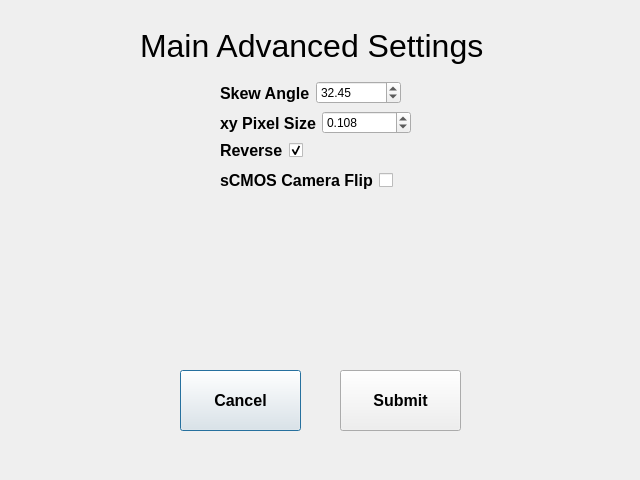
abcucberkeley/PetaKit5D-GUI, file mainadvanced.ui: the form before one commit.
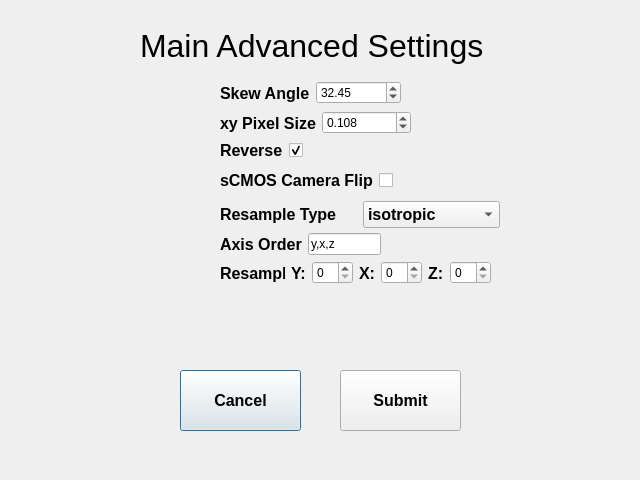
The form after the commit.

Commit message: added dzFromEncoder option, WIP: move resample to main advanced

Diff of the .ui file:
```diff
--- a/mainadvanced.ui
+++ b/mainadvanced.ui
@@ -233,6 +233,172 @@
     </item>
    </layout>
   </widget>
+  <widget class="QWidget" name="layoutWidget">
+   <property name="geometry">
+    <rect>
+     <x>220</x>
+     <y>200</y>
+     <width>280</width>
+     <height>29</height>
+    </rect>
+   </property>
+   <layout class="QHBoxLayout" name="horizontalLayout_6">
+    <item>
+     <widget class="QLabel" name="resampleTypeLabel">
+      <property name="font">
+       <font>
+        <pointsize>12</pointsize>
+        <weight>75</weight>
+        <bold>true</bold>
+       </font>
+      </property>
+      <property name="text">
+       <string>Resample Type</string>
+      </property>
+     </widget>
+    </item>
+    <item>
+     <widget class="QComboBox" name="resampleTypeComboBox">
+      <property name="font">
+       <font>
+        <pointsize>12</pointsize>
+        <weight>75</weight>
+        <bold>true</bold>
+       </font>
+      </property>
+      <property name="editable">
+       <bool>false</bool>
+      </property>
+      <property name="currentText">
+       <string>isotropic</string>
+      </property>
+      <item>
+       <property name="text">
+        <string>isotropic</string>
+       </property>
+      </item>
+      <item>
+       <property name="text">
+        <string>xy_isotropic</string>
+       </property>
+      </item>
+     </widget>
+    </item>
+   </layout>
+  </widget>
+  <widget class="QWidget" name="layoutWidget_6">
+   <property name="geometry">
+    <rect>
+     <x>220</x>
+     <y>260</y>
+     <width>271</width>
+     <height>26</height>
+    </rect>
+   </property>
+   <layout class="QHBoxLayout" name="horizontalLayout_9">
+    <item>
+     <widget class="QLabel" name="resampleLabel">
+      <property name="font">
+       <font>
+        <pointsize>12</pointsize>
+        <weight>75</weight>
+        <bold>true</bold>
+       </font>
+      </property>
+      <property name="text">
+       <string>Resample</string>
+      </property>
+     </widget>
+    </item>
+    <item>
+     <widget class="QLabel" name="yLabel">
+      <property name="font">
+       <font>
+        <pointsize>12</pointsize>
+        <weight>75</weight>
+        <bold>true</bold>
+       </font>
+      </property>
+      <property name="text">
+       <string>Y:</string>
+      </property>
+     </widget>
+    </item>
+    <item>
+     <widget class="QSpinBox" name="resampleSpinBox"/>
+    </item>
+    <item>
+     <widget class="QLabel" name="resampleLabel_3">
+      <property name="font">
+       <font>
+        <pointsize>12</pointsize>
+        <weight>75</weight>
+        <bold>true</bold>
+       </font>
+      </property>
+      <property name="text">
+       <string>X:</string>
+      </property>
+     </widget>
+    </item>
+    <item>
+     <widget class="QSpinBox" name="resampleSpinBox_2"/>
+    </item>
+    <item>
+     <widget class="QLabel" name="resampleLabel_4">
+      <property name="font">
+       <font>
+        <pointsize>12</pointsize>
+        <weight>75</weight>
+        <bold>true</bold>
+       </font>
+      </property>
+      <property name="text">
+       <string>Z:</string>
+      </property>
+     </widget>
+    </item>
+    <item>
+     <widget class="QSpinBox" name="resampleSpinBox_3"/>
+    </item>
+   </layout>
+  </widget>
+  <widget class="QWidget" name="layoutWidget_7">
+   <property name="geometry">
+    <rect>
+     <x>220</x>
+     <y>230</y>
+     <width>161</width>
+     <height>29</height>
+    </rect>
+   </property>
+   <layout class="QHBoxLayout" name="horizontalLayout_11">
+    <item>
+     <widget class="QLabel" name="axisOrderLabel">
+      <property name="font">
+       <font>
+        <pointsize>12</pointsize>
+        <weight>75</weight>
+        <bold>true</bold>
+       </font>
+      </property>
+      <property name="text">
+       <string>Axis Order</string>
+      </property>
+     </widget>
+    </item>
+    <item>
+     <widget class="QLineEdit" name="axisOrderLineEdit">
+      <property name="text">
+       <string>y,x,z</string>
+      </property>
+      <property name="placeholderText">
+       <string>EX: y,x,z or x,y,z or z,x,y etc.</string>
+      </property>
+     </widget>
+    </item>
+   </layout>
+  </widget>
  </widget>
  <resources/>
  <connections/>
```
Left out of the diff: 3 changed lines with no effect on the pictures. The commit also changes 2 other files.
